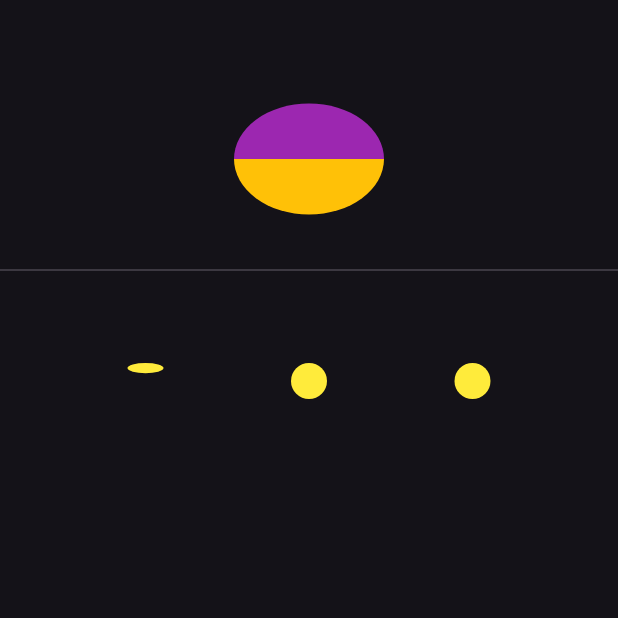
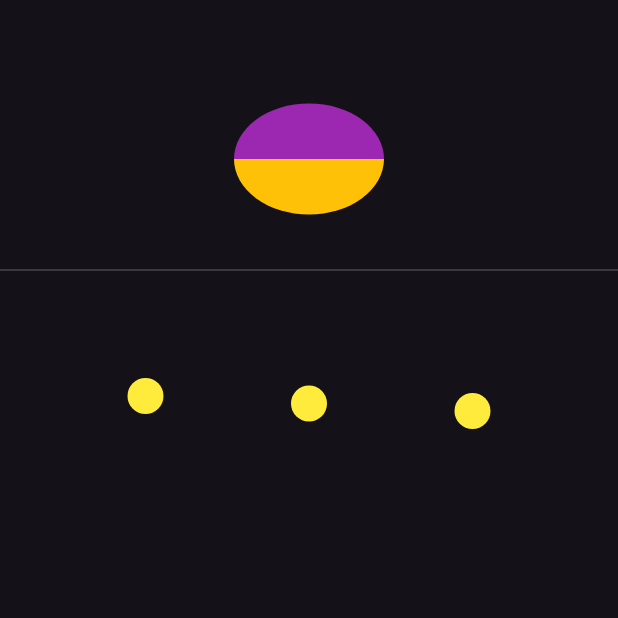
Before and after one commit to devhasanalhamed/flutter_animation_course, a Flutter app: the screen it shows after launch, on a phone screen of 412 x 824 dp, the top half of it. Run offline on Flutter 3.47's test engine with Material 3 defaults, Android fonts, the phone set to English and light mode, and no system bars.

Commit message:
Update main.dart

```diff
--- a/example3/lib/main.dart
+++ b/example3/lib/main.dart
@@ -86,7 +86,9 @@ class _HomePageState extends State<HomePage> with TickerProviderStateMixin {
   late Animation<double> _flipAnimation;
 
   late AnimationController _loadingAnimationController;
-  late Animation<double> _loadingAnimation;
+  late Animation<double> _loadingAnimation1;
+  late Animation<double> _loadingAnimation2;
+  late Animation<double> _loadingAnimation3;
 
   @override
   void initState() {
@@ -165,13 +167,23 @@ class _HomePageState extends State<HomePage> with TickerProviderStateMixin {
     _loadingAnimationController = AnimationController(
       vsync: this,
       duration: const Duration(
-        seconds: 2,
+        seconds: 1,
       ),
     );
 
-    _loadingAnimation = Tween<double>(
+    _loadingAnimation1 = Tween<double>(
       begin: 0.0,
       end: 50.0,
+    ).animate(_loadingAnimationController);
+
+    _loadingAnimation2 = Tween<double>(
+      begin: 0.0,
+      end: 75.0,
+    ).animate(_loadingAnimationController);
+
+    _loadingAnimation3 = Tween<double>(
+      begin: 0.0,
+      end: 100.0,
     ).animate(_loadingAnimationController);
 
     _loadingAnimationController.repeat(
@@ -255,10 +267,14 @@ class _HomePageState extends State<HomePage> with TickerProviderStateMixin {
                 mainAxisAlignment: MainAxisAlignment.spaceEvenly,
                 children: [
                   AnimatedBuilder(
-                    animation: _loadingAnimation,
+                    animation: _loadingAnimationController,
                     builder: (context, child) => Transform(
-                      transform: Matrix4.identity()
-                        ..rotateX(_loadingAnimation.value),
+                      transform: Transform.translate(
+                        offset: Offset(
+                          0,
+                          _loadingAnimation1.value,
+                        ),
+                      ).transform,
                       child: Container(
                         width: 24.0,
                         height: 24.0,
@@ -269,7 +285,16 @@ class _HomePageState extends State<HomePage> with TickerProviderStateMixin {
                       ),
                     ),
                   ),
-                  Container(
+                  AnimatedBuilder(
+                    animation: _loadingAnimationController,
+                    builder: (context, child) => Transform(
+                      transform: Transform.translate(
+                        offset: Offset(
+                          0,
+                          _loadingAnimation2.value,
+                        ),
+                      ).transform,
+                      child: Container(
                         width: 24.0,
                         height: 24.0,
                         decoration: const BoxDecoration(
@@ -277,12 +302,25 @@ class _HomePageState extends State<HomePage> with TickerProviderStateMixin {
                           shape: BoxShape.circle,
                         ),
                       ),
-                  Container(
+                    ),
+                  ),
+                  AnimatedBuilder(
+                    animation: _loadingAnimationController,
+                    builder: (context, child) => Transform(
+                      transform: Transform.translate(
+                        offset: Offset(
+                          0,
+                          _loadingAnimation3.value,
+                        ),
+                      ).transform,
+                      child: Container(
                         width: 24.0,
                         height: 24.0,
                         decoration: const BoxDecoration(
                           color: Colors.yellow,
                           shape: BoxShape.circle,
+                        ),
+                      ),
                     ),
                   ),
                 ],
```
Lines whose indentation alone changed are shown as unchanged.
